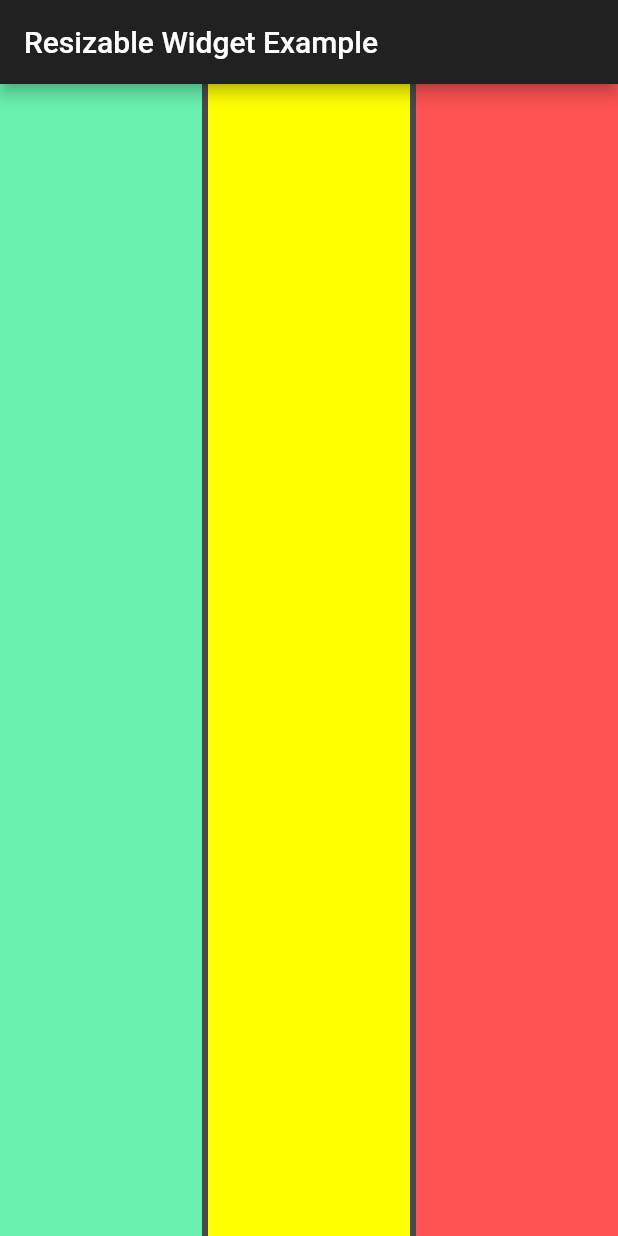
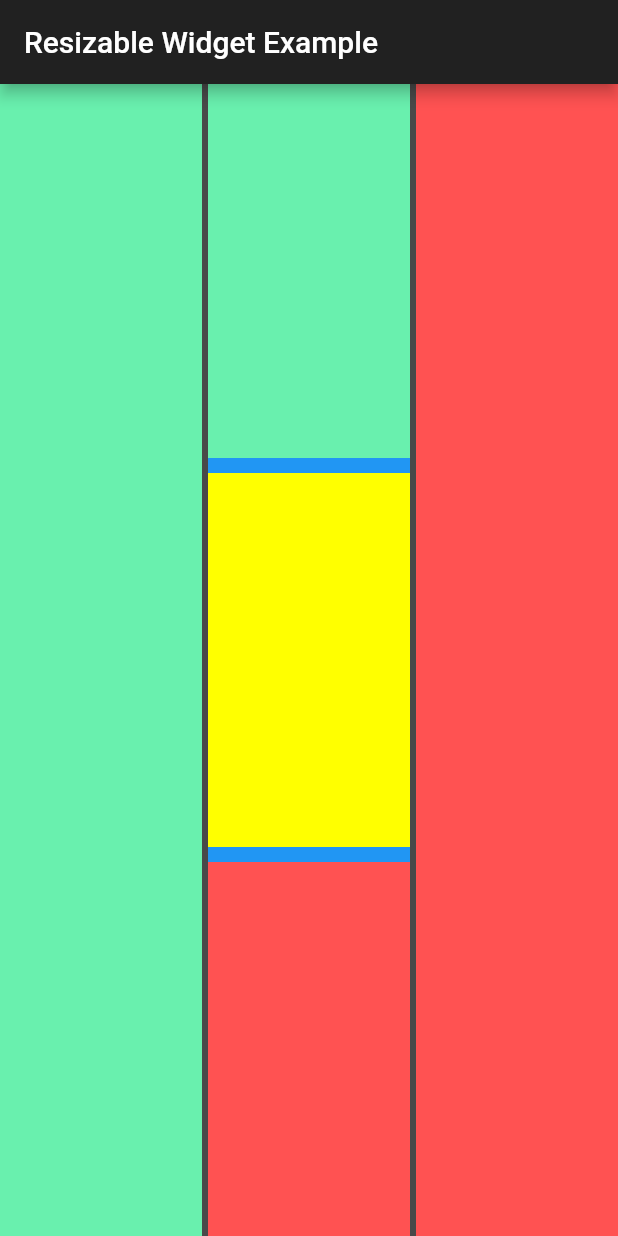
Before and after one commit to ibako/resizable_widget, a Flutter app: the screen it shows after launch, on a phone screen of 412 x 824 dp. Run offline on Flutter 3.47's test engine with Material 2 defaults, Android fonts, the phone set to English and light mode, and no system bars.

Commit message:
サンプル更新

```diff
--- a/example/lib/main.dart
+++ b/example/lib/main.dart
@@ -33,7 +33,16 @@ class MyPage extends StatelessWidget {
         separatorSize: 4,
         children: [
           Container(color: Colors.greenAccent),
-          Container(color: Colors.yellowAccent),
+          ResizableWidget(
+            isColumnChildren: true,
+            separatorColor: Colors.blue,
+            separatorSize: 10,
+            children: [
+              Container(color: Colors.greenAccent),
+              Container(color: Colors.yellowAccent),
+              Container(color: Colors.redAccent),
+            ],
+          ),
           Container(color: Colors.redAccent),
         ],
       ),
```
